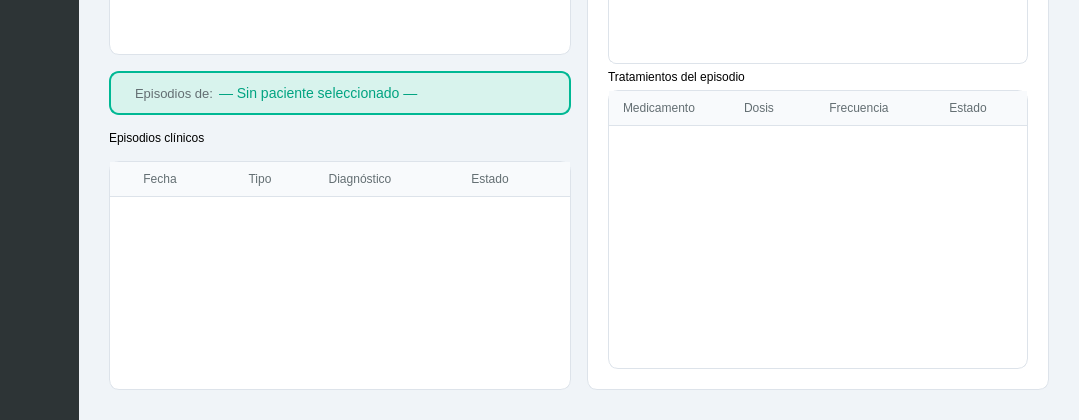
This is src/vista/Ui/VistaMedico.ui in hgarcg04/software-engineering as Qt 5 draws it before an edit; both pictures show x 121 to 1200 and y 380 to 800 of the 1200 by 800 pixel window. The edited form follows.
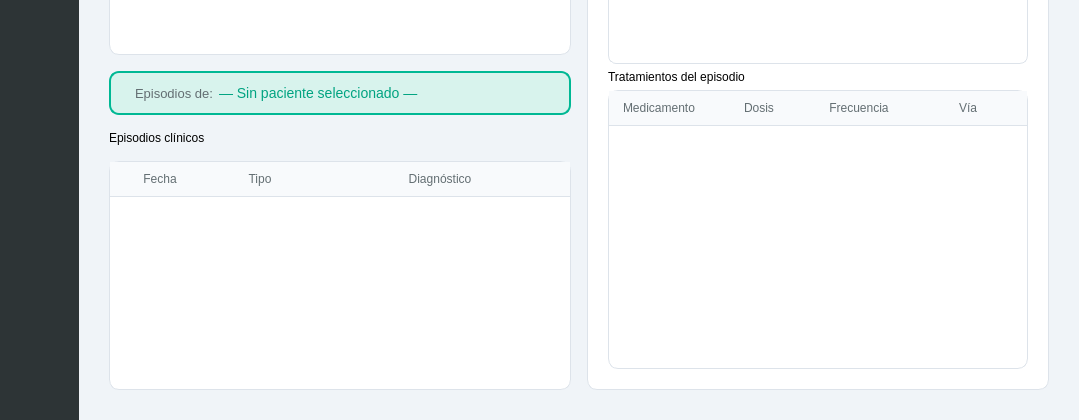
This is the edited form. The open tabs and pages were chosen to show the change.

Patch:
```diff
--- a/src/vista/Ui/VistaMedico.ui
+++ b/src/vista/Ui/VistaMedico.ui
@@ -250,12 +250,11 @@
              <widget class="QTableWidget" name="tabla_episodios_hcd">
               <property name="editTriggers"><set>QAbstractItemView::NoEditTriggers</set></property>
               <property name="selectionBehavior"><enum>QAbstractItemView::SelectRows</enum></property>
-              <property name="columnCount"><number>4</number></property>
+              <property name="columnCount"><number>3</number></property>
               <attribute name="horizontalHeaderStretchLastSection"><bool>true</bool></attribute>
               <column><property name="text"><string>Fecha</string></property></column>
               <column><property name="text"><string>Tipo</string></property></column>
               <column><property name="text"><string>Diagnóstico</string></property></column>
-              <column><property name="text"><string>Estado</string></property></column>
              </widget>
             </item>
            </layout>
@@ -293,7 +292,7 @@
                <column><property name="text"><string>Medicamento</string></property></column>
                <column><property name="text"><string>Dosis</string></property></column>
                <column><property name="text"><string>Frecuencia</string></property></column>
-               <column><property name="text"><string>Estado</string></property></column>
+               <column><property name="text"><string>Vía</string></property></column>
               </widget>
              </item>
             </layout>
```
Left out of the diff: 18 changed lines with no effect on the pictures.
